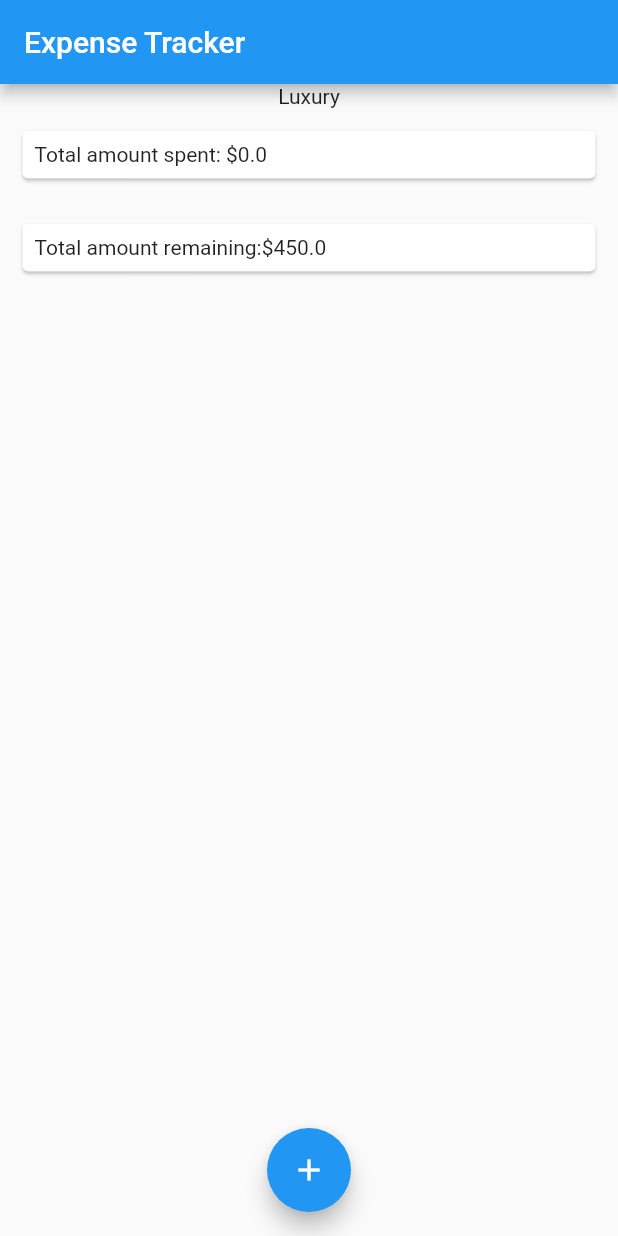
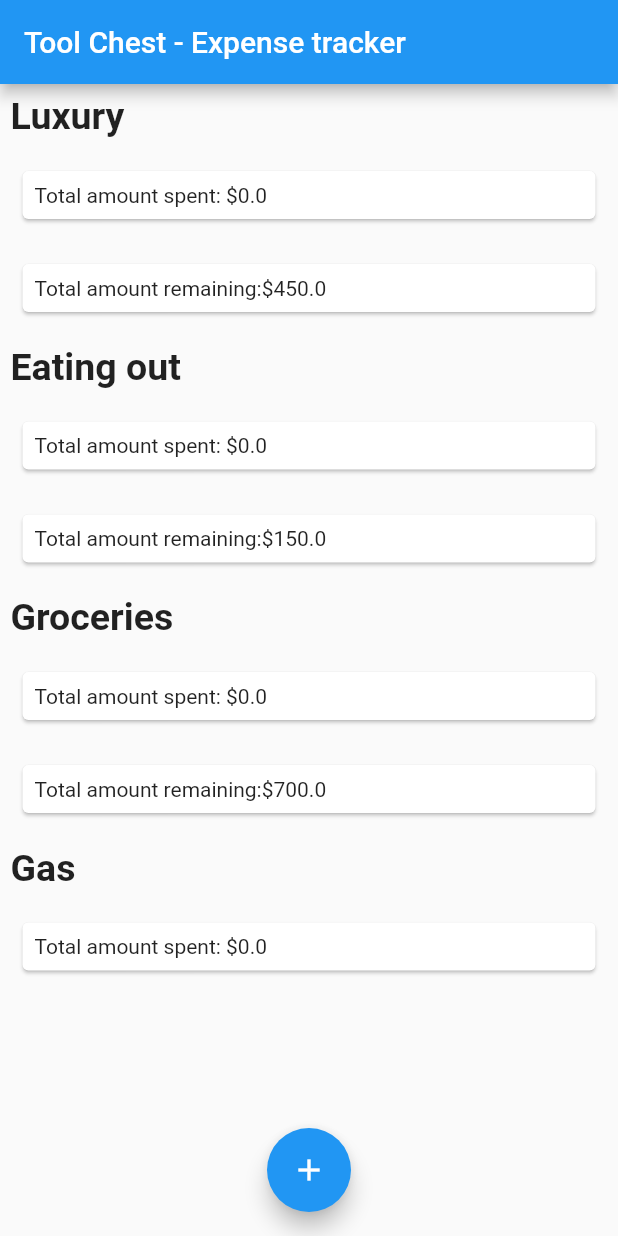
Before and after one commit to flutter-preview/viveksin88-tool_chest_flutter, a Flutter app: the screen it shows after launch, on a phone screen of 412 x 824 dp. Run offline on Flutter 3.47's test engine with Material 2 defaults, Android fonts, the phone set to English and light mode, and no system bars.

Commit message:
Added sections for other transaction types

```diff
--- a/lib/model/TransactionItem.dart
+++ b/lib/model/TransactionItem.dart
@@ -1,7 +1,14 @@
-class Transaction {
-  final String id;
-  final String name;
-  final double amount;
+enum TransactionType {
+  luxury,
+  eatingOut,
+  groceries,
+  gas
+}
 
-  Transaction(this.id, this.name, this.amount);
-}
+// class Transaction {
+//   final String id;
+//   final String name;
+//   final double amount;
+//   final TransactionType transactionType;
+//
+//   Transaction(this.id, this.name, this.amount, this.transactionType);
--- a/lib/providers/Transaction.dart
+++ b/lib/providers/Transaction.dart
@@ -2,6 +2,7 @@
 import 'package:flutter/cupertino.dart';
 import 'package:flutter/foundation.dart';
 import 'package:flutter/material.dart';
+import 'package:tool_chest/model/TransactionItem.dart';
 import 'package:uuid/uuid.dart';
 // import 'package:http/http.dart' as http;
 
@@ -9,15 +10,24 @@ class TransactionProviderItem {
   final String id;
   final String name;
   final double amount;
+  final TransactionType transactionType;
 
-  TransactionProviderItem({required this.id, required this.name, required this.amount});
+  TransactionProviderItem({required this.id, required this.name, required this.amount, required this.transactionType});
 }
 
 class Transaction with ChangeNotifier {
   List<String> supportedBanks = ["RBC", "TD", "CIBC", "Wealthsimple", "Chase"];
   List<TransactionProviderItem> _transactions = [];
-  var _totalAmount = 0.0;
+  var _luxuryAmountSpent = 0.0;
   var _luxuryAmountRemaining = 450.0;
+
+  var _eatingOutAmountSpent = 0.0;
+  var _eatingOutAmountRemaining = 150.0;
+
+  var _groceriesAmountSpent = 0.0;
+  var _groceriesAmountRemaining = 700.0;
+
+  var _gasAmountSpent = 0.0;
 
   List<TransactionProviderItem> get transactions {
     return [..._transactions];
@@ -53,16 +63,33 @@ class Transaction with ChangeNotifier {
   //   }
   // }
 
-  Future<void> addTransaction(final String name, final double amount) async {
+  Future<void> addTransaction(final String name, final double amount, final TransactionType transactionType) async {
     // try {
       const url = "http://192.168.86.48:5000/transaction";
       final uuid = Uuid().v4();
       final newTransaction = TransactionProviderItem(
           id: uuid,
           name: name,
-          amount: amount);
-      _totalAmount += amount;
-      _luxuryAmountRemaining -= amount;
+          amount: amount,
+          transactionType: transactionType);
+
+      switch(transactionType) {
+        case TransactionType.luxury:
+          _luxuryAmountSpent += amount;
+          _luxuryAmountRemaining -= amount;
+          break;
+        case TransactionType.eatingOut:
+          _eatingOutAmountSpent += amount;
+          _eatingOutAmountRemaining -= amount;
+          break;
+        case TransactionType.groceries:
+          _groceriesAmountSpent += amount;
+          _groceriesAmountRemaining += amount;
+          break;
+        case TransactionType.gas:
+          _gasAmountSpent += amount;
+          break;
+      }
       // await http.post(url, headers: {
       //   'Content-type': 'application/json',
       //   'Accept': 'application/json',
@@ -80,12 +107,32 @@ class Transaction with ChangeNotifier {
     // }
   }
 
-  double get totalAmount {
-    return _totalAmount;
+  double get luxuryAmountRemaining {
+    return _luxuryAmountRemaining;
   }
 
-  double get luxuryAmountRemaining {
-    return _luxuryAmountRemaining;
+  double get luxuryAmountSpent {
+    return _luxuryAmountSpent;
+  }
+
+  double get groceriesAmountSpent {
+    return _groceriesAmountSpent;
+  }
+
+  double get groceriesAmountRemaining {
+    return _groceriesAmountRemaining;
+  }
+
+  double get eatingOutAmountSpent {
+    return _eatingOutAmountSpent;
+  }
+
+  double get eatingAmountRemaining {
+    return _eatingOutAmountRemaining;
+  }
+
+  double get gasAmountSpent {
+    return _gasAmountSpent;
   }
 
   // Future<void> deleteTransaction(transactionId) async {
--- a/lib/screens/HomeScreen.dart
+++ b/lib/screens/HomeScreen.dart
@@ -29,11 +29,17 @@ class _HomeScreenState extends State<HomeScreen> {
     return Scaffold(
       // resizeToAvoidBottomInset: true,
       appBar: AppBar(
-        title: const Text("Expense Tracker"),
+        title: const Text("Tool Chest - Expense tracker"),
       ),
       body: Column(
+        crossAxisAlignment: CrossAxisAlignment.start,
         children: [
-          Text("Luxury"),
+          Container(
+            padding: EdgeInsets.all(7),
+            child: Text(
+                "Luxury",
+                style: TextStyle(fontWeight: FontWeight.bold, fontSize: 25), textAlign: TextAlign.end),
+          ),
           Card(
             margin: EdgeInsets.all(15),
             child: Padding(
@@ -41,7 +47,7 @@ class _HomeScreenState extends State<HomeScreen> {
               child: Row(
                 mainAxisAlignment: MainAxisAlignment.spaceBetween,
                 children:  [
-                  Text('Total amount spent: \$${transactions.totalAmount}')
+                  Text('Total amount spent: \$${transactions.luxuryAmountSpent}')
                 ],
               ),
             ),
@@ -58,6 +64,84 @@ class _HomeScreenState extends State<HomeScreen> {
               ),
             ),
           ),
+          Container(
+            padding: EdgeInsets.all(7),
+            child: Text(
+                "Eating out",
+                style: TextStyle(fontWeight: FontWeight.bold, fontSize: 25), textAlign: TextAlign.end),
+          ),
+          Card(
+            margin: EdgeInsets.all(15),
+            child: Padding(
+              padding: EdgeInsets.all(8),
+              child: Row(
+                mainAxisAlignment: MainAxisAlignment.spaceBetween,
+                children:  [
+                  Text('Total amount spent: \$${transactions.eatingOutAmountSpent}')
+                ],
+              ),
+            ),
+          ),
+          Card(
+            margin: EdgeInsets.all(15),
+            child: Padding(
+              padding: EdgeInsets.all(8),
+              child: Row(
+                mainAxisAlignment: MainAxisAlignment.spaceBetween,
+                children: [
+                  Text('Total amount remaining:\$${transactions.eatingAmountRemaining}')
+                ],
+              ),
+            ),
+          ),
+          Container(
+            padding: EdgeInsets.all(7),
+            child: Text(
+                "Groceries",
+                style: TextStyle(fontWeight: FontWeight.bold, fontSize: 25), textAlign: TextAlign.end),
+          ),
+          Card(
+            margin: EdgeInsets.all(15),
+            child: Padding(
+              padding: EdgeInsets.all(8),
+              child: Row(
+                mainAxisAlignment: MainAxisAlignment.spaceBetween,
+                children:  [
+                  Text('Total amount spent: \$${transactions.groceriesAmountSpent}')
+                ],
+              ),
+            ),
+          ),
+          Card(
+            margin: EdgeInsets.all(15),
+            child: Padding(
+              padding: EdgeInsets.all(8),
+              child: Row(
+                mainAxisAlignment: MainAxisAlignment.spaceBetween,
+                children: [
+                  Text('Total amount remaining:\$${transactions.groceriesAmountRemaining}')
+                ],
+              ),
+            ),
+          ),
+          Container(
+            padding: EdgeInsets.all(7),
+            child: Text(
+                "Gas",
+                style: TextStyle(fontWeight: FontWeight.bold, fontSize: 25), textAlign: TextAlign.end),
+          ),
+          Card(
+            margin: EdgeInsets.all(15),
+            child: Padding(
+              padding: EdgeInsets.all(8),
+              child: Row(
+                mainAxisAlignment: MainAxisAlignment.spaceBetween,
+                children:  [
+                  Text('Total amount spent: \$${transactions.gasAmountSpent}')
+                ],
+              ),
+            ),
+          ),
         ]
       ),
       floatingActionButtonLocation: FloatingActionButtonLocation.centerFloat,
--- a/lib/widgets/NewTransaction.dart
+++ b/lib/widgets/NewTransaction.dart
@@ -1,5 +1,6 @@
 import 'package:flutter/material.dart';
 import 'package:provider/provider.dart';
+import 'package:tool_chest/model/TransactionItem.dart';
 
 import '../providers/Transaction.dart';
 
@@ -29,7 +30,8 @@ class _NewTransactionState extends State<NewTransaction> {
       // }
 
       // final List<String> values = _value.split(",");
-      transactions.addTransaction(enteredTitle, enteredAmount);
+      // TODO: Capture transaction type as input
+      transactions.addTransaction(enteredTitle, enteredAmount, TransactionType.luxury);
       Navigator.of(context).pop(); // Closes the add transaction modal
     }
 
```
